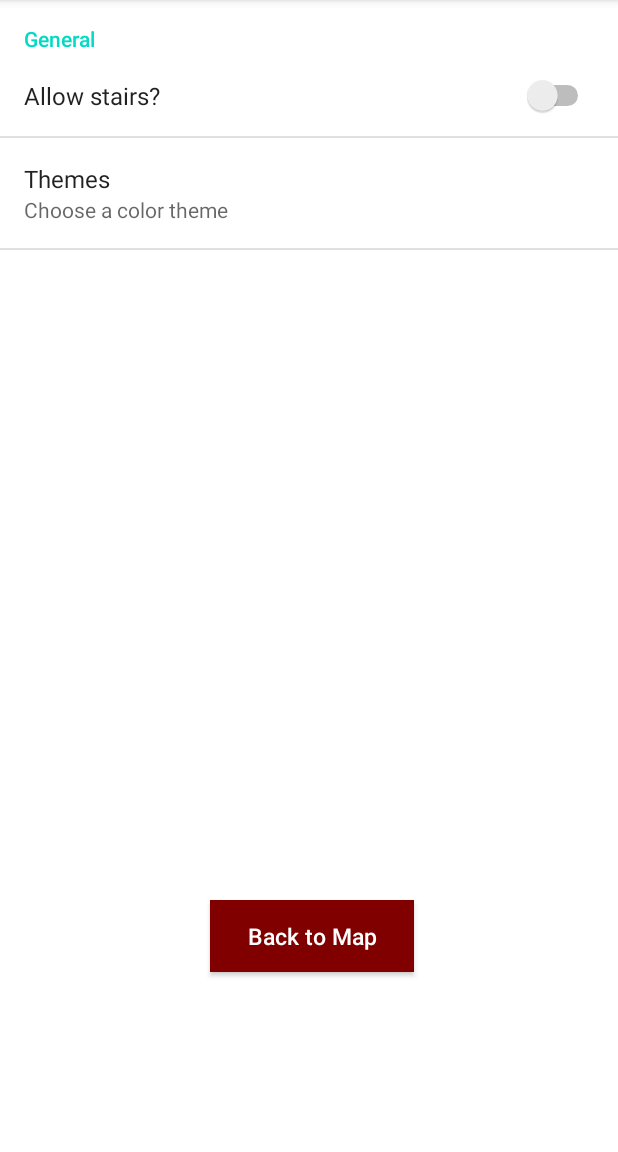
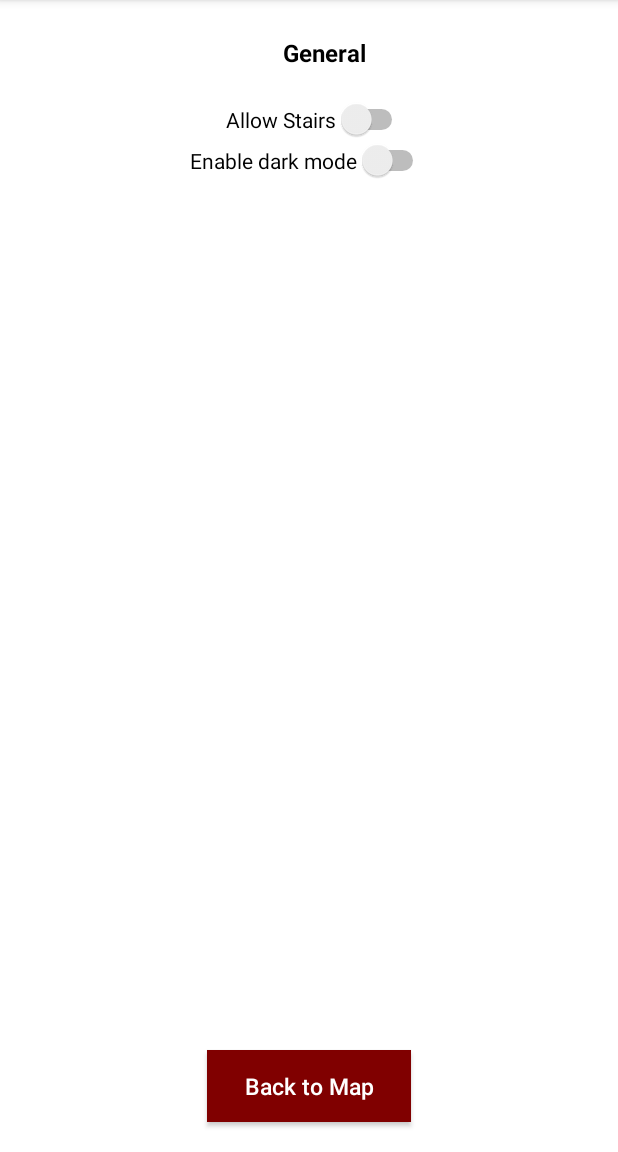
Before and after one commit to juliaWoelmer/projectPark, an Android app: the PreferenceActivity screen opened directly, with no data from a screen before it, on a phone screen of 412 x 824 dp, the part 84-1236 px from its top. Run offline under Robolectric (Android 15) with nearby library versions, the phone set to English and light mode, and no system bars.

Commit message:
recreated preferences page with stairs preference and theme preference but without colorblind theme.

```diff
--- a/app/src/main/java/com/example/arborparker/PreferenceActivity.kt
+++ b/app/src/main/java/com/example/arborparker/PreferenceActivity.kt
@@ -21,13 +21,5 @@ class PreferenceActivity : AppCompatActivity() {
         btn_map.setOnClickListener {
             startActivity(Intent(this, MapsActivity::class.java));
         }
-
-        if (findViewById<View?>(R.id.idFrameLayout) != null) {
-            if (savedInstanceState != null) {
-                return
-            }
-            // below line is to inflate our fragment.
-            fragmentManager.beginTransaction().add(R.id.idFrameLayout, SettingsFragment()).commit()
-        }
     }
 }
--- a/app/src/main/java/com/example/arborparker/PreferencesFragment.kt
+++ /dev/null
@@ -1,14 +0,0 @@
-package com.example.arborparker
-
-import android.os.Bundle
-import android.preference.PreferenceFragment
-
-class SettingsFragment : PreferenceFragment() {
-    override fun onCreate(savedInstanceState: Bundle?) {
-        super.onCreate(savedInstanceState)
-        // below line is used to add preference
-        // fragment from our xml folder.
-        addPreferencesFromResource(R.xml.preferences_rules)
-    }
-
-}
--- a/app/src/main/res/layout/activity_create_profile.xml
+++ b/app/src/main/res/layout/activity_create_profile.xml
@@ -5,7 +5,7 @@
     android:layout_width="match_parent"
     android:layout_height="match_parent"
     android:background="#FFFFFF"
-    tools:context=".EditProfileActivity">
+    tools:context=".CreateProfileActivity">
 
     <TextView
         android:id="@+id/tv_heading"
--- a/app/src/main/res/layout/activity_preferences.xml
+++ b/app/src/main/res/layout/activity_preferences.xml
@@ -9,19 +9,53 @@
     android:orientation="vertical"
     tools:context=".PreferenceActivity">
 
+
     <androidx.constraintlayout.widget.ConstraintLayout
         android:layout_width="match_parent"
         android:layout_height="match_parent"
-        tools:context=".SettingsActivity">
+        tools:context=".PreferenceActivity">
 
         <!--frame layout for displaying
             our preference fragment-->
-        <FrameLayout
-            android:id="@+id/idFrameLayout"
-            android:layout_width="match_parent"
-            android:layout_height="match_parent"
-            tools:layout_editor_absoluteX="0dp"
-            tools:layout_editor_absoluteY="0dp">
+
+
+            <TextView
+                android:id="@+id/title"
+                android:layout_width="wrap_content"
+                android:layout_height="wrap_content"
+                android:layout_marginLeft="20dp"
+                android:layout_marginTop="24dp"
+                android:text="General"
+                android:textColor="#000"
+                android:textSize="16sp"
+                android:textStyle="bold"
+                app:layout_constraintEnd_toEndOf="parent"
+                app:layout_constraintStart_toStartOf="parent"
+                app:layout_constraintTop_toTopOf="parent"/>
+
+
+            <Switch
+                android:id="@+id/switchstairs"
+                android:layout_width="wrap_content"
+                android:layout_height="wrap_content"
+                android:layout_marginTop="20dp"
+                android:layout_marginLeft="20dp"
+                android:layout_marginRight="10dp"
+                android:text="Allow Stairs"
+                app:layout_constraintEnd_toEndOf="parent"
+                app:layout_constraintStart_toStartOf="parent"
+                app:layout_constraintTop_toBottomOf="@+id/title"/>
+
+            <!--Create a switch-->
+            <Switch
+                android:id="@+id/switchtheme"
+                android:layout_width="wrap_content"
+                android:layout_height="wrap_content"
+                app:layout_constraintEnd_toEndOf="parent"
+                app:layout_constraintStart_toStartOf="parent"
+                app:layout_constraintTop_toBottomOf="@+id/switchstairs"
+                android:text="Enable dark mode"
+                tools:ignore="UseSwitchCompatOrMaterialXml" />
 
             <Button
                 android:id="@+id/btn_map"
@@ -34,10 +68,12 @@
                 android:textAllCaps="false"
                 android:textColor="#FFFFFF"
                 android:textSize="15sp"
-                android:translationX="140dp"
-                android:translationY="600dp"
+                android:layout_marginBottom="20dp"
+                app:layout_constraintBottom_toBottomOf="parent"
+                app:layout_constraintEnd_toEndOf="parent"
+                app:layout_constraintStart_toStartOf="parent"
                 app:layout_constraintWidth_percent="0.7" />
-        </FrameLayout>
+
 
     </androidx.constraintlayout.widget.ConstraintLayout>
 
```
